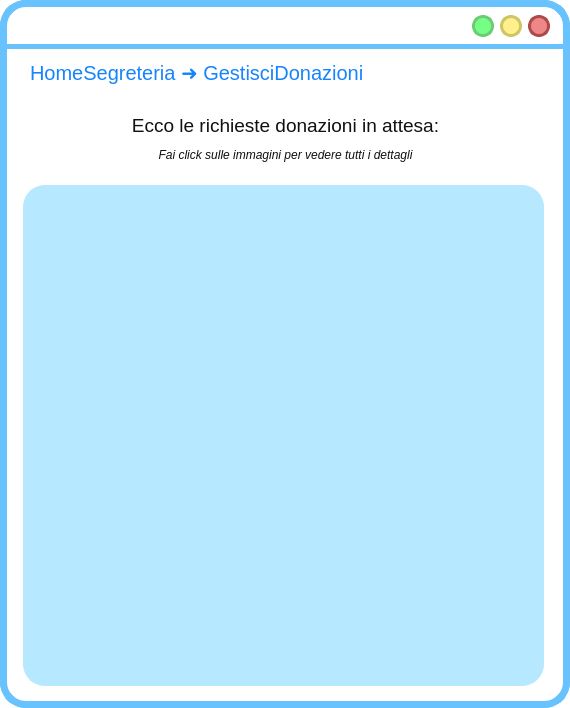
This is ui/VistaGestisciDonazioni.ui in SbattellaMattia/SoftwareEngineering as Qt 5 draws it before an edit. The edited form follows.
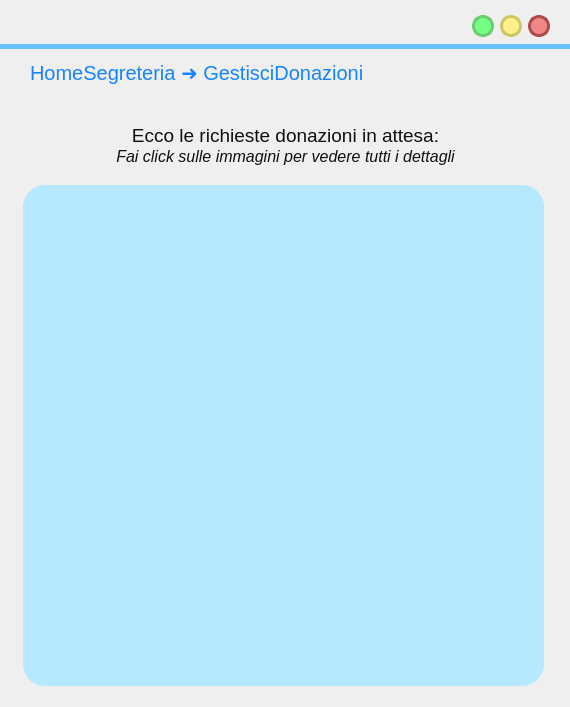
This is the edited form. Icons and pictures are not drawn.

Patch:
```diff
--- a/ui/VistaGestisciDonazioni.ui
+++ b/ui/VistaGestisciDonazioni.ui
@@ -7,24 +7,14 @@
     <x>0</x>
     <y>0</y>
     <width>570</width>
-    <height>708</height>
+    <height>707</height>
    </rect>
   </property>
   <property name="windowTitle">
    <string>MainWindow</string>
   </property>
   <property name="styleSheet">
-   <string notr="true">QWidget{
-background:rgb(255, 255, 255);
-border-radius:26px;
-border-color:rgb(104, 194, 253);
-border-style: solid;
-border-width:7;
-}
-QLabel{
-border-width:0;
-font: 18pt &quot;Lato Light&quot;;
-}</string>
+   <string notr="true"/>
   </property>
   <widget class="QWidget" name="centralwidget">
    <widget class="QLabel" name="label">
@@ -257,7 +247,7 @@
     <property name="geometry">
      <rect>
       <x>20</x>
-      <y>140</y>
+      <y>141</y>
       <width>531</width>
       <height>31</height>
      </rect>
@@ -276,7 +266,7 @@
 </string>
     </property>
     <property name="text">
-     <string>&lt;html&gt;&lt;head/&gt;&lt;body&gt;&lt;p&gt;&lt;span style=&quot; font-size:9pt; font-style:italic;&quot;&gt;Fai click sulle immagini per vedere tutti i dettagli&lt;/span&gt;&lt;/p&gt;&lt;/body&gt;&lt;/html&gt;</string>
+     <string>&lt;html&gt;&lt;head/&gt;&lt;body&gt;&lt;p&gt;&lt;span style=&quot; font-size:12pt; font-style:italic;&quot;&gt;Fai click sulle immagini per vedere tutti i dettagli&lt;/span&gt;&lt;/p&gt;&lt;/body&gt;&lt;/html&gt;</string>
     </property>
     <property name="alignment">
      <set>Qt::AlignCenter</set>
@@ -286,7 +276,7 @@
     <property name="geometry">
      <rect>
       <x>20</x>
-      <y>110</y>
+      <y>120</y>
       <width>531</width>
       <height>31</height>
      </rect>
```
Left out of the diff: 2 changed lines with no effect on the pictures.
